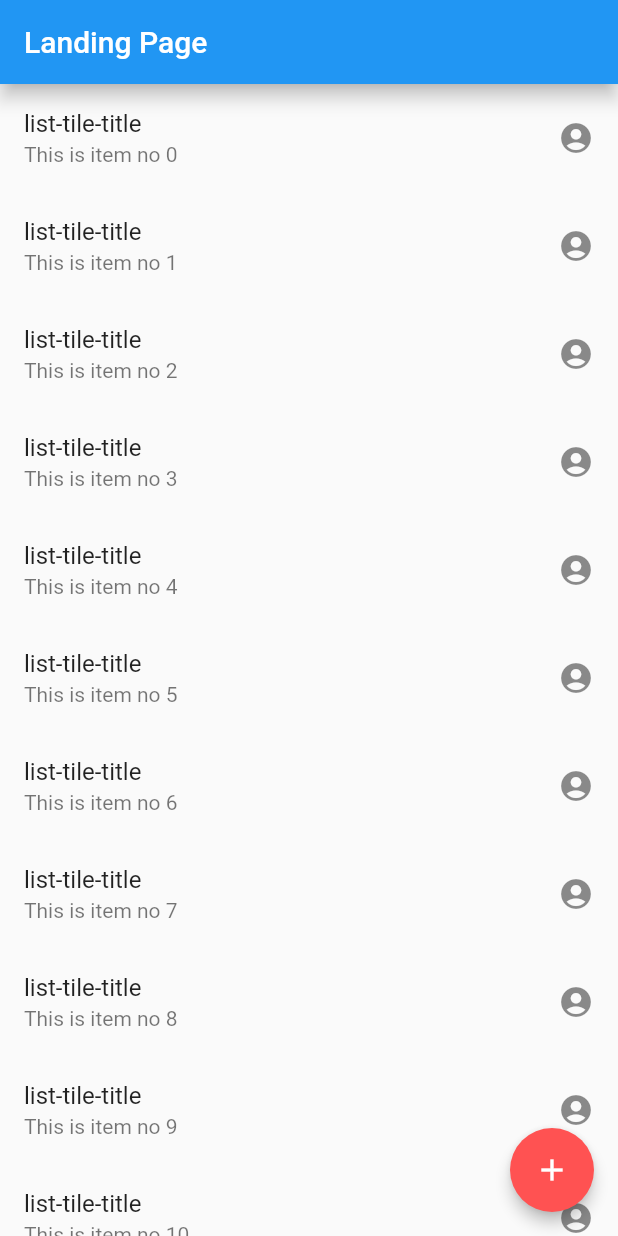
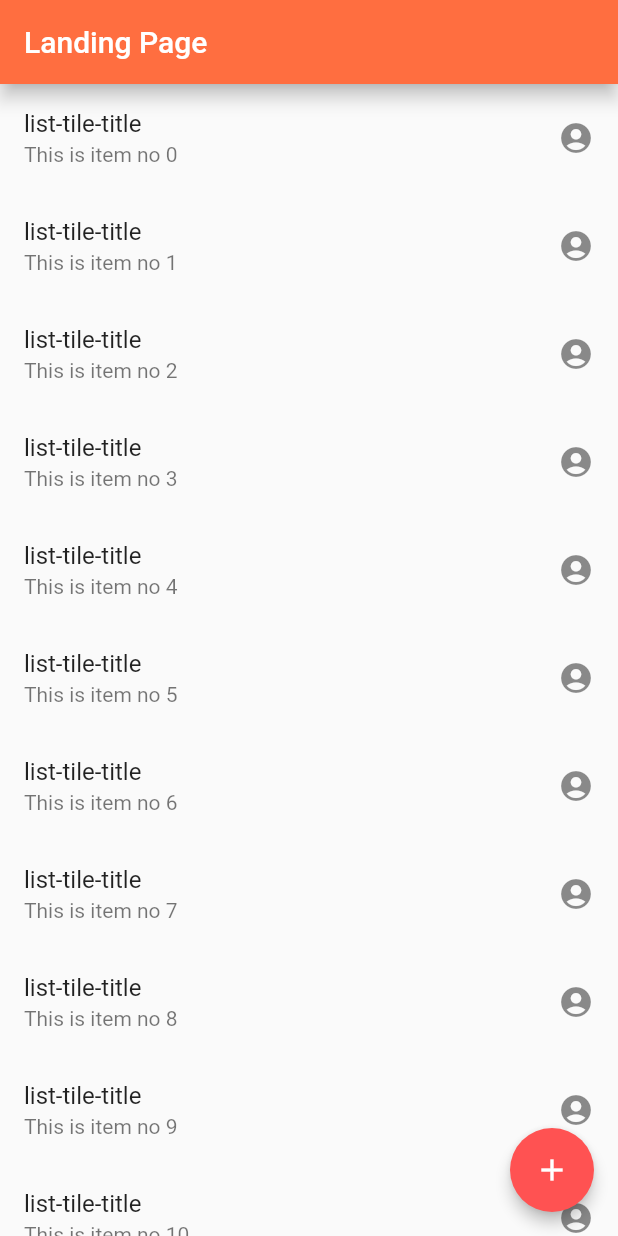
Before and after one commit to cranium44/deca_classroom, a Flutter app: the screen it shows after launch, on a phone screen of 412 x 824 dp. Run offline on Flutter 3.47's test engine with Material 2 defaults, Android fonts, the phone set to English and light mode, and no system bars.

Commit message:
edited the appbar

```diff
--- a/lib/main.dart
+++ b/lib/main.dart
@@ -10,9 +10,14 @@ class MyApp extends StatelessWidget {
   Widget build(BuildContext context) {
     return MaterialApp(
       debugShowCheckedModeBanner: false,
+      color: Colors.deepOrangeAccent,
       title: "My app",
       home: Scaffold(
-        appBar: AppBar(title: Text("Landing Page"), elevation: 5.0),
+        appBar: AppBar(
+          title: Text("Landing Page"),
+          elevation: 5.0,
+          backgroundColor: Colors.deepOrangeAccent,
+        ),
         body: ContactList(),
         floatingActionButton: FloatingActionButton(
             onPressed: null,
```
